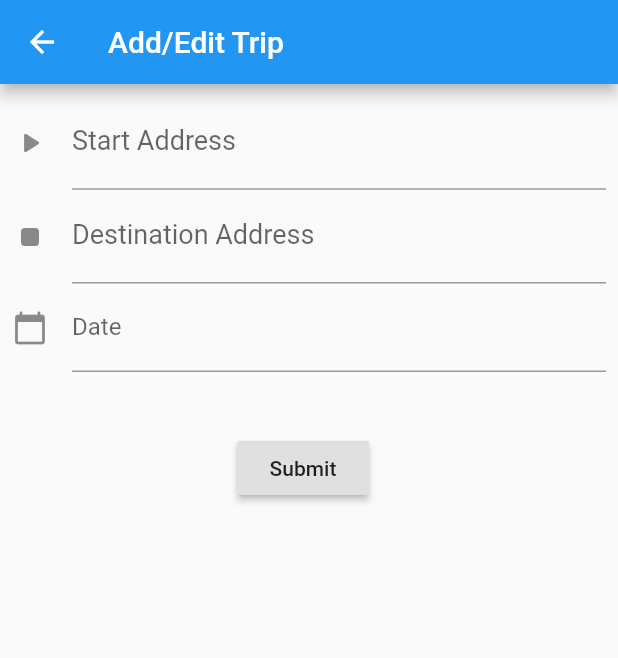
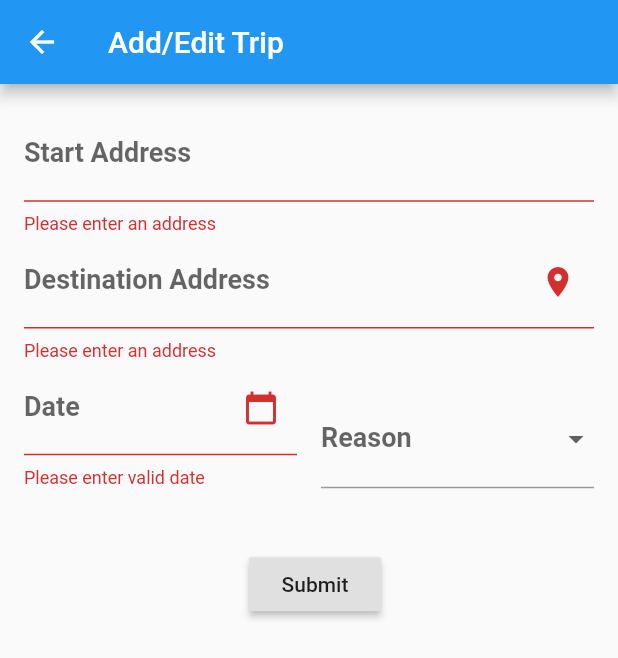
Before and after one commit to SheaJanke/Mileage-Tracker, a Flutter app: the EditTripPage screen opened directly, after a tap on "Submit", on a phone screen of 412 x 824 dp. Shown: the top 658 px of the screen. Run offline on Flutter 3.47's test engine with Material 2 defaults, Android fonts, the light colour scheme and no system bars; our stand-ins replace geocoding, geolocator.

Commit message:
Button to get current location.

```diff
--- a/lib/DataTypes/trip_list.dart
+++ b/lib/DataTypes/trip_list.dart
@@ -1,5 +1,5 @@
 import 'package:mileage_tracker/DataTypes/trip.dart';
-import 'package:mileage_tracker/storage_manager.dart';
+import 'package:mileage_tracker/Utils/storage_manager.dart';
 
 class TripList {
 
--- a/lib/DataTypes/trip_reasons.dart
+++ b/lib/DataTypes/trip_reasons.dart
@@ -3,3 +3,9 @@ enum TripReason {
   personal,
   buisness,
 }
+
+const Map<TripReason, String> reasonText = {
+  TripReason.toFromWork: 'To/From Work',
+  TripReason.buisness: 'Buisness',
+  TripReason.personal: 'Personal',
+};
--- a/lib/Pages/edit_trip_page.dart
+++ b/lib/Pages/edit_trip_page.dart
@@ -1,6 +1,8 @@
 import 'package:flutter/material.dart';
 import 'package:intl/intl.dart';
 import 'package:mileage_tracker/DataTypes/trip.dart';
+import 'package:mileage_tracker/DataTypes/trip_reasons.dart';
+import 'package:mileage_tracker/Utils/location_manager.dart';
 
 import '../styles.dart';
 
@@ -18,6 +20,8 @@ class _EditTripPageState extends State<EditTripPage> {
   final _formKey = GlobalKey<FormState>();
   final dateController = TextEditingController();
 
+  final reasonOptions = TripReason.values.map((e) => reasonText[e] ?? '').toList();
+
   @override
   void dispose() {
     dateController.dispose();
@@ -31,16 +35,17 @@ class _EditTripPageState extends State<EditTripPage> {
         title: const Text('Add/Edit Trip'),
       ),
       body: Padding(
-        padding: const EdgeInsets.all(8),
+        padding: const EdgeInsets.all(16),
         child: Form(
           key: _formKey,
           child: Column(
             crossAxisAlignment: CrossAxisAlignment.start,
             children: <Widget>[
               TextFormField(
+                autovalidateMode: AutovalidateMode.disabled,
                 decoration: const InputDecoration(
-                  icon: Icon(Icons.play_arrow_rounded),
                   labelText: 'Start Address',
+                  labelStyle: Styles.boldStyle,
                 ),
                 style: Styles.normalStyle,
                 validator: (value) {
@@ -51,9 +56,14 @@ class _EditTripPageState extends State<EditTripPage> {
                 },
               ),
               TextFormField(
-                decoration: const InputDecoration(
-                  icon: Icon(Icons.stop_rounded),
+                autovalidateMode: AutovalidateMode.disabled,
+                decoration: InputDecoration(
                   labelText: 'Destination Address',
+                  labelStyle: Styles.boldStyle,
+                  suffixIcon: IconButton(
+                    icon: const Icon(Icons.location_on),
+                    onPressed: () => LocationManager.getCurrentAddress(),
+                  ),
                 ),
                 style: Styles.normalStyle,
                 validator: (value) {
@@ -63,11 +73,34 @@ class _EditTripPageState extends State<EditTripPage> {
                   return null;
                 },
               ),
-              TextFormField(
+              Row(
+                crossAxisAlignment: CrossAxisAlignment.end,
+                children: [
+                  Expanded(
+                    child: TextFormField(
+                      autovalidateMode: AutovalidateMode.disabled,
                       readOnly: true,
                       controller: dateController,
-                  decoration: const InputDecoration(
-                    icon: Icon(Icons.calendar_today),
+                      style: Styles.normalStyle,
+                      decoration: InputDecoration(
+                        labelStyle: Styles.boldStyle,
+                        suffixIcon: IconButton(
+                          onPressed: () {
+                            showDatePicker(
+                              context: context,
+                              initialDate: DateTime.now(),
+                              firstDate: DateTime(2020),
+                              lastDate: DateTime(2030),
+                            ).then((selectedDate) {
+                              if (selectedDate != null) {
+                                String date =
+                                    DateFormat.MMMEd().format(selectedDate);
+                                dateController.text = date;
+                              }
+                            });
+                          },
+                          icon: const Icon(Icons.calendar_today),
+                        ),
                         labelText: 'Date',
                       ),
                       validator: (value) {
@@ -76,26 +109,46 @@ class _EditTripPageState extends State<EditTripPage> {
                         }
                         return null;
                       },
-                  onTap: () {
-                    showDatePicker(
-                            context: context,
-                            initialDate: DateTime.now(),
-                            firstDate: DateTime(2020),
-                            lastDate: DateTime(2030))
-                        .then((selectedDate) {
-                      if (selectedDate != null) {
-                        String date = DateFormat.MMMEd().format(selectedDate);
-                        dateController.text = date;
-                      }
-                    });
-                    // It returns true if the form is valid, otherwise returns false
-                    if (_formKey.currentState!.validate()) {}
-                  }),
+                    ),
+                  ),
+                  const SizedBox(
+                    width: 16,
+                  ),
+                  Expanded(
+                    child: DropdownButtonFormField(
+                      items: reasonOptions.map((String category) {
+                        return DropdownMenuItem(
+                          value: category,
+                          child: Row(
+                            children: <Widget>[
+                              Text(
+                                category,
+                                style: Styles.normalStyle,
+                              ),
+                            ],
+                          ),
+                        );
+                      }).toList(),
+                      onChanged: (newValue) {
+                        // do other stuff with _category
+                        setState(() => {});
+                      },
+                      decoration: const InputDecoration(
+                        labelText: 'Reason',
+                        labelStyle: Styles.boldStyle,
+                      ),
+                    ),
+                  ),
+                ],
+              ),
               Container(
                   padding: const EdgeInsets.only(left: 150.0, top: 40.0),
                   child: RaisedButton(
                     child: const Text('Submit'),
-                    onPressed: () {},
+                    onPressed: () {
+                      // It returns true if the form is valid, otherwise returns false
+                      if (_formKey.currentState!.validate()) {}
+                    },
                   )),
             ],
           ),
--- a/lib/Pages/trip_list_page.dart
+++ b/lib/Pages/trip_list_page.dart
@@ -4,7 +4,7 @@ import 'package:mileage_tracker/DataTypes/trip_list.dart';
 import 'package:mileage_tracker/DataTypes/trip_reasons.dart';
 import 'package:mileage_tracker/Pages/edit_trip_page.dart';
 import 'package:mileage_tracker/Widgets/trip_list_widget.dart';
-import 'package:mileage_tracker/storage_manager.dart';
+import 'package:mileage_tracker/Utils/storage_manager.dart';
 
 class TripListPage extends StatefulWidget {
   const TripListPage({Key? key}) : super(key: key);
--- a/lib/storage_manager.dart
+++ b/lib/Utils/storage_manager.dart
@@ -5,7 +5,7 @@ import 'dart:io';
 import 'package:flutter/foundation.dart';
 import 'package:path_provider/path_provider.dart';
 
-import 'DataTypes/trip.dart';
+import '../DataTypes/trip.dart';
 
 enum StorageKeys {
   tripList,
--- a/pubspec.yaml
+++ b/pubspec.yaml
@@ -36,6 +36,9 @@ dependencies:
   cupertino_icons: ^1.0.2
   path_provider: ^2.0.8
   intl: ^0.17.0
+  location: ^4.3.0
+  geocoding: ^2.0.1
+  geolocator: ^8.0.1
 
 dev_dependencies:
   flutter_test:
```
Also changed, not shown: lib/Utils/location_manager.dart (added, +56 -0 lines), pubspec.lock. Lines whose indentation alone changed are shown as unchanged.
